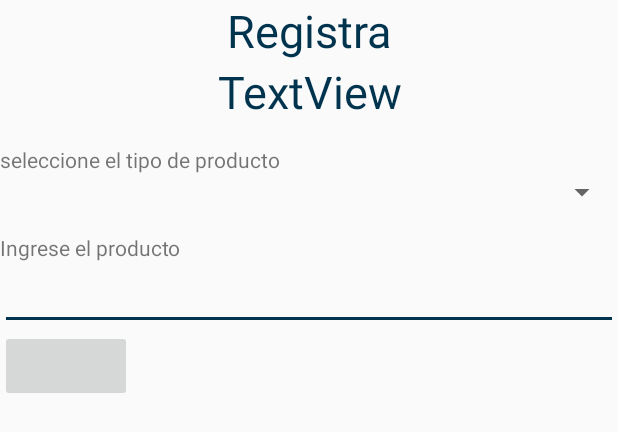
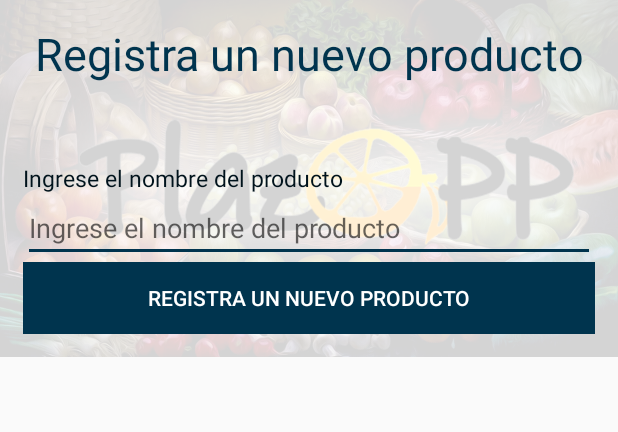
Before and after one commit to ECI-OMC/PlazAppAndroid, an Android app: the layout newproductlayout.xml on its own in the app's theme, with its tools: preview values and no code run, on a phone screen of 412 x 824 dp. Shown: the top 432 px of the screen. Run offline under Robolectric (Android 15) with nearby library versions, the phone set to English and light mode, and no system bars.

Commit message:
publicacion productos - noticias

```diff
--- a/app/src/main/AndroidManifest.xml
+++ b/app/src/main/AndroidManifest.xml
@@ -14,7 +14,7 @@
         android:icon="@mipmap/ic_launcher"
         android:label="@string/app_name"
         android:largeHeap="true"
-        android:roundIcon="@mipmap/ic_launcher_round"
+        android:roundIcon="@drawable/icon"
         android:supportsRtl="true"
         android:theme="@style/AppFullScreenTheme"
         >
--- a/app/src/main/java/com/plazapp/eci/plazapp/front/News.java
+++ b/app/src/main/java/com/plazapp/eci/plazapp/front/News.java
@@ -11,7 +11,7 @@ import android.support.v7.app.AppCompatActivity;
 public class News extends AppCompatActivity {
 
     @Override
-    public void onCreate( Bundle savedInstanceState) {
+    public void onCreate(Bundle savedInstanceState) {
         super.onCreate(savedInstanceState);
     }
 
--- a/app/src/main/res/layout/newproductlayout.xml
+++ b/app/src/main/res/layout/newproductlayout.xml
@@ -1,46 +1,52 @@
 <?xml version="1.0" encoding="utf-8"?>
-<LinearLayout xmlns:android="http://schemas.android.com/apk/res/android"
-    android:orientation="vertical" android:layout_width="match_parent"
-    android:layout_height="match_parent">
+<android.support.constraint.ConstraintLayout xmlns:android="http://schemas.android.com/apk/res/android"
+    xmlns:app="http://schemas.android.com/apk/res-auto"
+    xmlns:tools="http://schemas.android.com/tools"
+    android:orientation="vertical"
+    android:layout_width="match_parent"
+    android:layout_height="wrap_content"
+    android:background="@drawable/back_alert"
+    android:padding="15dp">
 
     <TextView
         android:id="@+id/tittle"
         android:layout_width="match_parent"
         android:layout_height="wrap_content"
-        android:text="Registra"
+        android:text="@string/r_n_p"
         android:theme="@style/tittle"/>
 
-    <TextView
-        android:id="@+id/textView4"
-        android:layout_width="match_parent"
-        android:layout_height="wrap_content"
-        android:text="TextView"
-        android:theme="@style/tittle"/>
 
     <TextView
+        android:id="@+id/fl"
         android:layout_width="match_parent"
         android:layout_height="wrap_content"
         android:layout_marginTop="15dp"
-        android:text="seleccione el tipo de producto"/>
-
-    <Spinner
-        android:id="@+id/types"
-        android:layout_width="match_parent"
-        android:layout_height="wrap_content"></Spinner>
+        android:theme="@style/fontTextDark"
+        app:layout_constraintTop_toBottomOf="@id/tittle"/>
 
     <TextView
+        android:id="@+id/sc"
         android:layout_width="match_parent"
         android:layout_height="wrap_content"
+        android:text="@string/i_p"
+        android:theme="@style/fontTextDark"
         android:layout_marginTop="15dp"
-        android:text="Ingrese el producto"/>
+        app:layout_constraintTop_toBottomOf="@id/fl" />
 
     <EditText
         android:layout_width="match_parent"
         android:layout_height="wrap_content"
-        android:id="@+id/newProduct" />
+        android:id="@+id/newProduct"
+        app:layout_constraintTop_toBottomOf="@id/sc"
+        android:hint="@string/i_p"/>
 
     <Button
-        android:layout_width="wrap_content"
+        android:layout_width="match_parent"
         android:layout_height="wrap_content"
-        android:onClick="newProduct"/>
-</LinearLayout>
+        android:onClick="newProduct"
+        android:text="@string/r_n_p"
+        android:theme="@style/darkButton"
+        android:background="@color/colorAccent"
+        app:layout_constraintTop_toBottomOf="@id/newProduct"/>
+
+</android.support.constraint.ConstraintLayout>
--- a/app/src/main/res/layout/sales_layout.xml
+++ b/app/src/main/res/layout/sales_layout.xml
@@ -108,6 +108,7 @@
                     app:layout_constraintTop_toBottomOf="@id/fl"
                     app:layout_constraintRight_toLeftOf="@id/addMargin"
                     android:layout_marginBottom="10dp"
+
                     >
                 </Spinner>
 
@@ -132,7 +133,8 @@
                 android:layout_marginTop="10dp"
                 android:text="@string/producto"
                 app:layout_constraintTop_toBottomOf="@id/Typos"
-                android:theme="@style/fontTextDark"/>
+                android:theme="@style/fontTextDark"
+                android:enabled="false"/>
 
             <Spinner
                 android:id="@+id/product"
@@ -154,6 +156,7 @@
                 app:layout_constraintBottom_toTopOf="@id/tl"
                 android:onClick="addProduct"
                 android:text="+"
+                android:enabled="false"
                 />
 
 
--- a/app/src/main/res/values/styles.xml
+++ b/app/src/main/res/values/styles.xml
@@ -49,6 +49,12 @@
         <item name="android:textSize">15dp</item>
     </style>
 
+    <style name="darkButton">
+        <item name="android:background">@color/colorAccent</item>
+        <item name="android:textColor">@color/fontWhite</item>
+        <item name="android:gravity">center</item>
+    </style>
+
     <style name="AppFullScreenTheme.AppBarOverlay" parent="ThemeOverlay.AppCompat.Dark.ActionBar" />
 
     <style name="AppFullScreenTheme.PopupOverlay" parent="ThemeOverlay.AppCompat.Light" />
```
Also changed, not shown: app/src/main/java/com/plazapp/eci/plazapp/back/Db_Manager.java (+56 -24 lines), app/src/main/java/com/plazapp/eci/plazapp/back/Measure.java (added, +33 -0 lines), app/src/main/java/com/plazapp/eci/plazapp/back/TypeProduct.java (+15 -4 lines), app/src/main/java/com/plazapp/eci/plazapp/front/PlazApp.java (+8 -3 lines), app/src/main/java/com/plazapp/eci/plazapp/front/Sale.java (+77 -45 lines), app/src/main/res/layout/add_type_layout.xml (added, +49 -0 lines), app/src/main/res/layout/addlayout.xml (deleted, +0 -28 lines), app/src/main/res/layout/newmeasurelayout.xml (+55 -4 lines), app/src/main/res/values/strings.xml (+13 -0 lines), app/src/main/res/drawable/aceptado.png (added), app/src/main/res/drawable/alerta.png (added), app/src/main/res/drawable/back_alert.png (added), app/src/main/res/drawable/error.png (added), app/src/main/res/drawable/icon.png (added), 1 more files.
